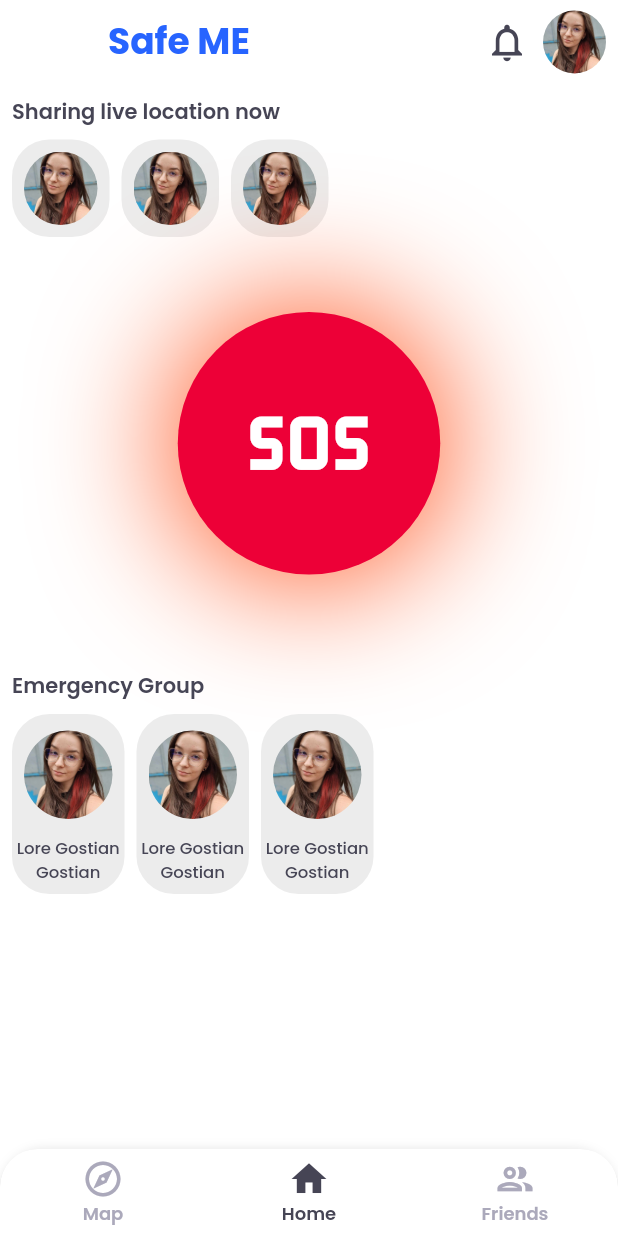
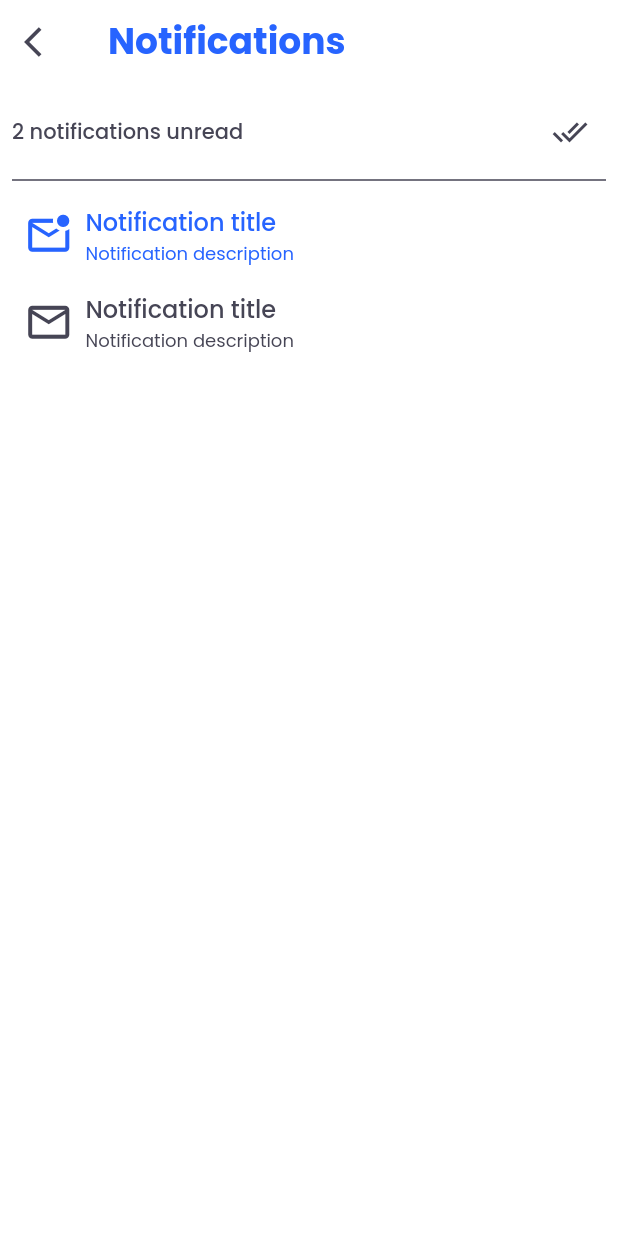
Before and after one commit to loredanagostian/SafeME, a Flutter app: the HomeScreen screen opened directly, after a tap on the "notifications" icon, on a phone screen of 412 x 824 dp. Run offline on Flutter 3.47's test engine with Material 3 defaults, Android fonts, the light colour scheme and no system bars.

Commit message:
Notifications screen

```diff
--- a/lib/constants/strings.dart
+++ b/lib/constants/strings.dart
@@ -30,4 +30,5 @@ class AppStrings {
   static const String groups = "Groups";
   static const String allFriends = "All friends";
   static const String requests = "Requests";
+  static const String notificationsTitle = "Notifications";
 }
--- a/lib/screens/home_screen.dart
+++ b/lib/screens/home_screen.dart
@@ -3,6 +3,7 @@ import 'package:safe_me/constants/colors.dart';
 import 'package:safe_me/constants/sizes.dart';
 import 'package:safe_me/constants/strings.dart';
 import 'package:safe_me/constants/styles.dart';
+import 'package:safe_me/screens/notifications_screen.dart';
 import 'package:safe_me/widgets/custom_bottom_tab_navigator.dart';
 import 'package:safe_me/widgets/emergency_member.dart';
 import 'package:safe_me/widgets/person_live_location.dart';
@@ -29,7 +30,10 @@ class _HomeScreenState extends State<HomeScreen> {
         ),
         actions: [
           IconButton(
-              onPressed: () {},
+              onPressed: () => Navigator.push(
+                  context,
+                  MaterialPageRoute(
+                      builder: (context) => NotificationsScreen())),
               icon: const Icon(
                 Icons.notifications_outlined,
                 color: AppColors.mainDarkGray,
--- a/lib/screens/login_screen.dart
+++ b/lib/screens/login_screen.dart
@@ -4,7 +4,6 @@ import 'package:safe_me/constants/sizes.dart';
 import 'package:safe_me/constants/strings.dart';
 import 'package:safe_me/constants/styles.dart';
 import 'package:safe_me/screens/forgot_password_screen.dart';
-import 'package:safe_me/screens/friends_screen.dart';
 import 'package:safe_me/screens/home_screen.dart';
 import 'package:safe_me/screens/signup_screen.dart';
 import 'package:safe_me/widgets/custom_button.dart';
@@ -81,7 +80,7 @@ class _LoginScreenState extends State<LoginScreen> {
                       buttonText: AppStrings.login,
                       onTap: () => Navigator.of(context).pushAndRemoveUntil(
                           MaterialPageRoute(
-                              builder: (context) => const FriendsScreen()),
+                              builder: (context) => const HomeScreen()),
                           (Route<dynamic> route) => false)),
                   const SizedBox(height: AppSizes.mediumDistance),
                   CustomButton(
--- /dev/null
+++ b/lib/screens/notifications_screen.dart
@@ -0,0 +1,68 @@
+import 'package:flutter/material.dart';
+import 'package:safe_me/constants/colors.dart';
+import 'package:safe_me/constants/sizes.dart';
+import 'package:safe_me/constants/strings.dart';
+import 'package:safe_me/constants/styles.dart';
+import 'package:safe_me/widgets/custom_notification_tile.dart';
+
+class NotificationsScreen extends StatelessWidget {
+  const NotificationsScreen({super.key});
+
+  @override
+  Widget build(BuildContext context) {
+    return Scaffold(
+      appBar: AppBar(
+        backgroundColor: AppColors.white,
+        elevation: 0,
+        title: const Text(
+          AppStrings.notificationsTitle,
+          style: AppStyles.titleStyle,
+        ),
+        leading: IconButton(
+          onPressed: () => Navigator.pop(context),
+          icon: const Icon(
+            Icons.arrow_back_ios,
+            color: AppColors.mainDarkGray,
+          ),
+        ),
+      ),
+      body: Padding(
+        padding: const EdgeInsets.all(AppSizes.smallDistance),
+        child: Column(
+            mainAxisAlignment: MainAxisAlignment.start,
+            crossAxisAlignment: CrossAxisAlignment.start,
+            children: [
+              Row(
+                mainAxisAlignment: MainAxisAlignment.spaceBetween,
+                children: [
+                  const Text(
+                    "2 notifications unread",
+                    style: AppStyles.textComponentStyle,
+                  ),
+                  IconButton(
+                    onPressed: () {},
+                    icon: const Icon(
+                      Icons.done_all,
+                      color: AppColors.mainDarkGray,
+                    ),
+                  )
+                ],
+              ),
+              const Divider(
+                color: AppColors.mainDarkGray,
+                thickness: 1,
+              ),
+              const CustomNotificationTile(
+                notificationTitle: 'Notification title',
+                notificationBody: 'Notification description',
+              ),
+              const CustomNotificationTile(
+                notificationTitle: 'Notification title',
+                notificationBody: 'Notification description',
+                isRead: true,
+              ),
+            ]),
+      ),
+    );
+  }
+}
--- a/lib/widgets/custom_notification_tile.dart
+++ b/lib/widgets/custom_notification_tile.dart
@@ -3,11 +3,11 @@ import 'package:safe_me/constants/colors.dart';
 import 'package:safe_me/constants/sizes.dart';
 import 'package:safe_me/constants/styles.dart';
 
-class NotificationTile extends StatelessWidget {
+class CustomNotificationTile extends StatelessWidget {
   final bool isRead;
   final String notificationTitle;
   final String notificationBody;
-  const NotificationTile(
+  const CustomNotificationTile(
       {super.key,
       this.isRead = false,
       required this.notificationTitle,
@@ -15,7 +15,9 @@ class NotificationTile extends StatelessWidget {
 
   @override
   Widget build(BuildContext context) {
-    return Row(
+    return Padding(
+      padding: const EdgeInsets.all(AppSizes.smallDistance),
+      child: Row(
           mainAxisAlignment: MainAxisAlignment.start,
           crossAxisAlignment: CrossAxisAlignment.center,
           children: [
@@ -45,6 +47,7 @@ class NotificationTile extends StatelessWidget {
                 ),
               ],
             )
-        ]);
+          ]),
+    );
   }
 }
```
Lines whose indentation alone changed are shown as unchanged.
